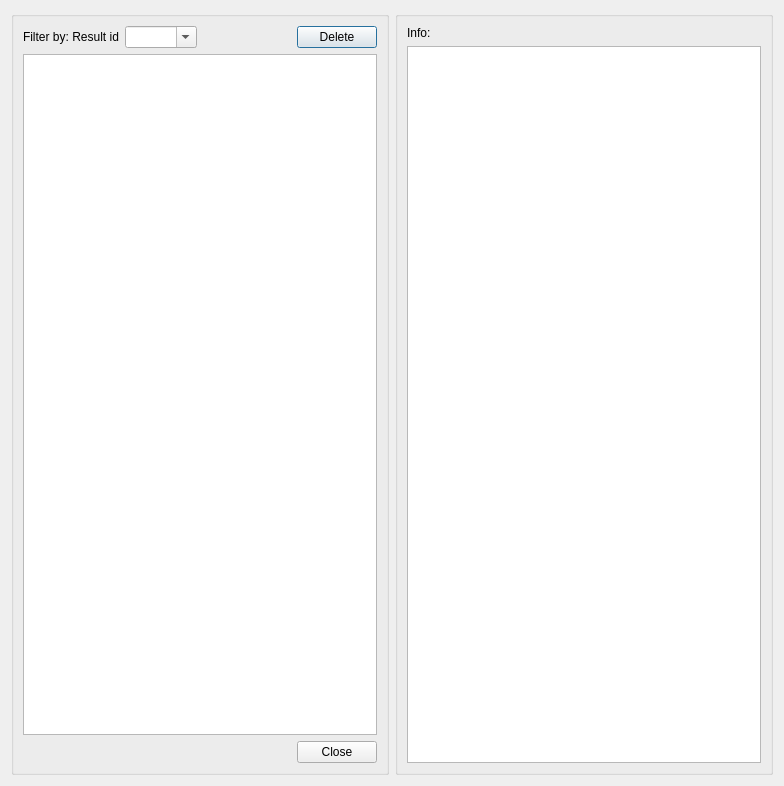
Before: the Qt Designer form core/ui/toolbars/epa/go2epa_manager.ui in Giswater/giswater_qgis_plugin, drawn with Qt 5.
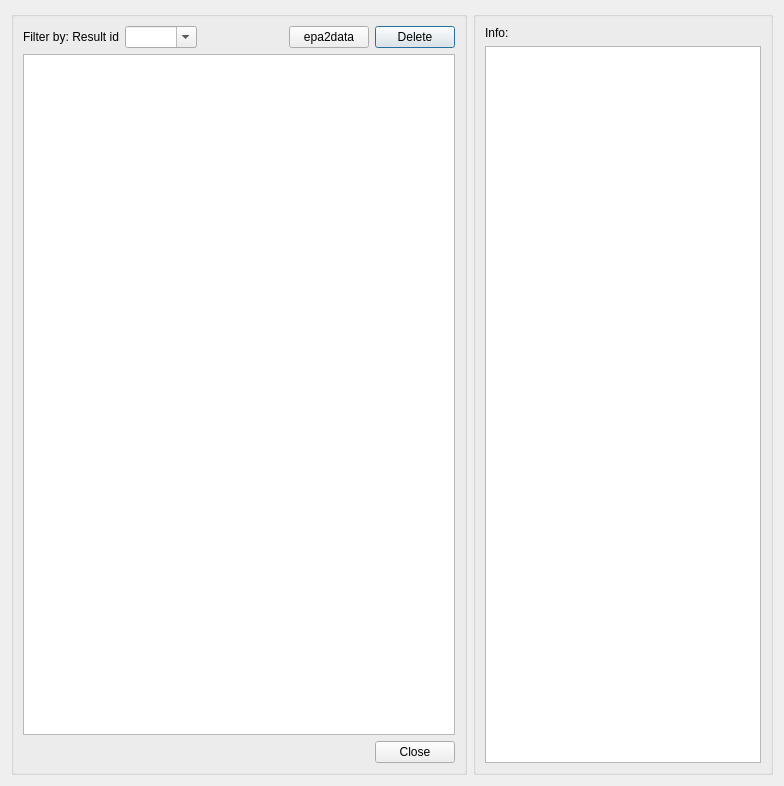
After: the same form once the commit is applied.

Commit message: Enhancement: new epa2data button in epa result manager

The edit to the form file:
```diff
--- a/core/ui/toolbars/epa/go2epa_manager.ui
+++ b/core/ui/toolbars/epa/go2epa_manager.ui
@@ -77,7 +77,7 @@
         </property>
        </widget>
       </item>
-      <item row="1" column="3">
+      <item row="1" column="4">
        <widget class="QPushButton" name="btn_delete">
         <property name="sizePolicy">
          <sizepolicy hsizetype="Fixed" vsizetype="Fixed">
@@ -103,20 +103,6 @@
         </property>
        </spacer>
       </item>
-      <item row="4" column="3">
-       <widget class="QPushButton" name="btn_close">
-        <property name="text">
-         <string>Close</string>
-        </property>
-       </widget>
-      </item>
-      <item row="2" column="0" colspan="4">
-       <widget class="QTableView" name="tbl_rpt_cat_result">
-        <property name="sortingEnabled">
-         <bool>true</bool>
-        </property>
-       </widget>
-      </item>
       <item row="4" column="0" colspan="3">
        <spacer name="horizontalSpacer">
         <property name="orientation">
@@ -130,6 +116,27 @@
         </property>
        </spacer>
       </item>
+      <item row="2" column="0" colspan="5">
+       <widget class="QTableView" name="tbl_rpt_cat_result">
+        <property name="sortingEnabled">
+         <bool>true</bool>
+        </property>
+       </widget>
+      </item>
+      <item row="4" column="4">
+       <widget class="QPushButton" name="btn_close">
+        <property name="text">
+         <string>Close</string>
+        </property>
+       </widget>
+      </item>
+      <item row="1" column="3">
+       <widget class="QPushButton" name="btn_epa2data">
+        <property name="text">
+         <string>epa2data</string>
+        </property>
+       </widget>
+      </item>
      </layout>
     </widget>
    </item>
```
The commit also changes 1 other file.
